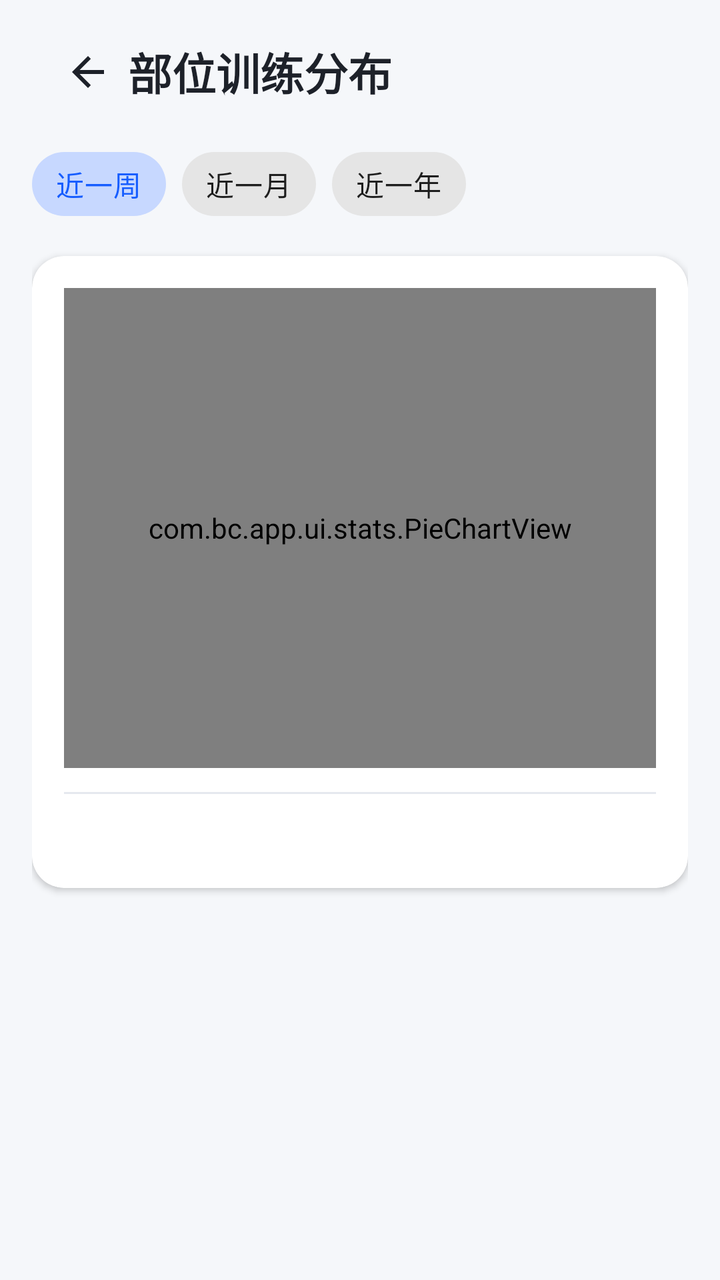
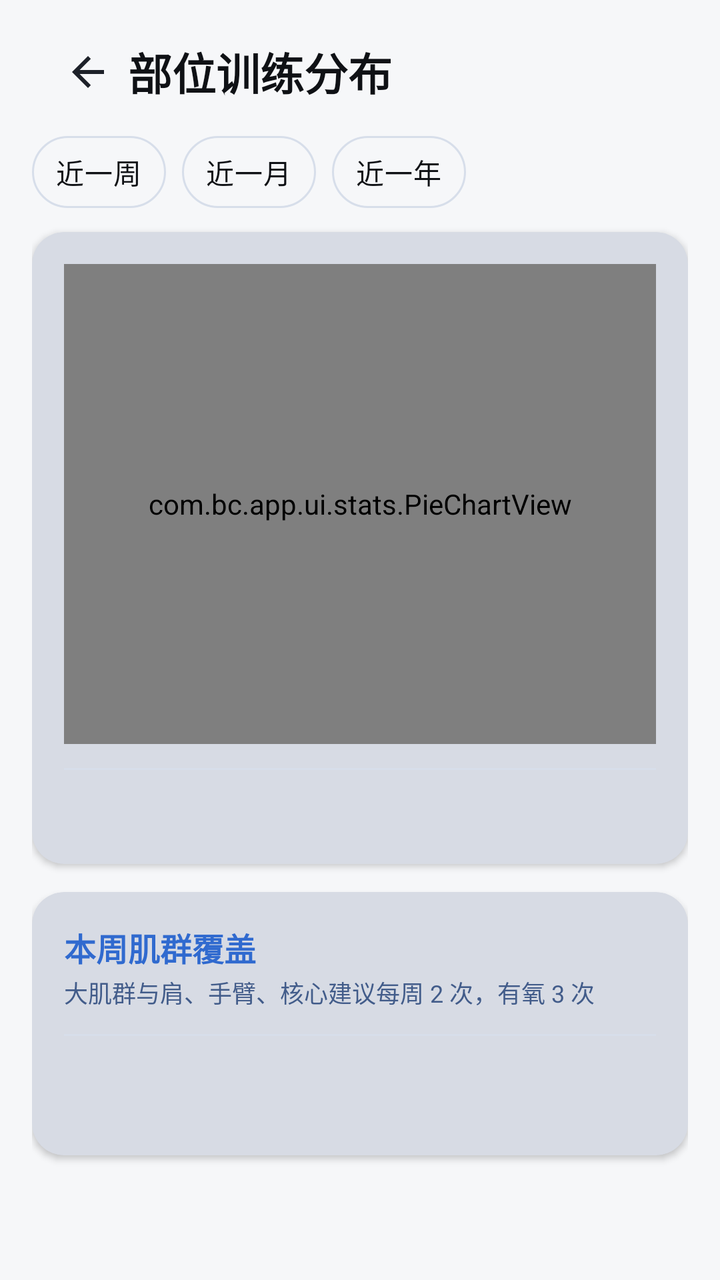

Compare the two renders of this Android layout. The source of the first and the diff that turns it into the second are given below.
<!-- AndroidManifest.xml: application theme Theme.BrawnCatalog -->
<!-- res/layout/activity_stats.xml -->
<?xml version="1.0" encoding="utf-8"?>
<androidx.core.widget.NestedScrollView
    xmlns:android="http://schemas.android.com/apk/res/android"
    xmlns:app="http://schemas.android.com/apk/res-auto"
    android:layout_width="match_parent"
    android:layout_height="match_parent"
    android:fillViewport="true">

    <LinearLayout
        android:layout_width="match_parent"
        android:layout_height="wrap_content"
        android:orientation="vertical"
        android:padding="16dp">

        
        <LinearLayout
            android:layout_width="match_parent"
            android:layout_height="wrap_content"
            android:orientation="horizontal"
            android:gravity="center_vertical"
            android:paddingStart="8dp"
            android:paddingEnd="8dp">

            <ImageButton
                android:id="@+id/buttonBack"
                android:layout_width="40dp"
                android:layout_height="40dp"
                android:background="?attr/selectableItemBackgroundBorderless"
                android:contentDescription="返回"
                android:src="@drawable/ic_back_arrow" />

            <TextView
                android:layout_width="0dp"
                android:layout_height="wrap_content"
                android:layout_weight="1"
                android:text="部位训练分布"
                android:textColor="@color/bc_text_primary"
                android:textSize="22sp"
                android:textStyle="bold" />
        </LinearLayout>

        
        <com.google.android.material.chip.ChipGroup
            android:id="@+id/chipGroupRange"
            android:layout_width="match_parent"
            android:layout_height="wrap_content"
            android:layout_marginTop="12dp"
            app:chipSpacingHorizontal="8dp"
            app:singleSelection="true"
            app:selectionRequired="true">

            <com.google.android.material.chip.Chip
                android:id="@+id/chipWeek"
                style="@style/Widget.MaterialComponents.Chip.Choice"
                android:layout_width="wrap_content"
                android:layout_height="wrap_content"
                android:checked="true"
                android:text="近一周" />

            <com.google.android.material.chip.Chip
                android:id="@+id/chipMonth"
                style="@style/Widget.MaterialComponents.Chip.Choice"
                android:layout_width="wrap_content"
                android:layout_height="wrap_content"
                android:text="近一月" />

            <com.google.android.material.chip.Chip
                android:id="@+id/chipYear"
                style="@style/Widget.MaterialComponents.Chip.Choice"
                android:layout_width="wrap_content"
                android:layout_height="wrap_content"
                android:text="近一年" />
        </com.google.android.material.chip.ChipGroup>

        
        <com.google.android.material.card.MaterialCardView
            android:layout_width="match_parent"
            android:layout_height="wrap_content"
            android:layout_marginTop="12dp"
            app:cardBackgroundColor="@color/card_background"
            app:cardCornerRadius="16dp"
            app:cardElevation="2dp">

            <LinearLayout
                android:layout_width="match_parent"
                android:layout_height="wrap_content"
                android:orientation="vertical"
                android:padding="16dp">

                <com.bc.app.ui.stats.PieChartView
                    android:id="@+id/pieChartBodyParts"
                    android:layout_width="match_parent"
                    android:layout_height="240dp" />

                <View
                    android:layout_width="match_parent"
                    android:layout_height="1dp"
                    android:layout_marginTop="12dp"
                    android:background="@color/bc_border" />

                <TextView
                    android:id="@+id/textBodyPartDetail"
                    android:layout_width="match_parent"
                    android:layout_height="wrap_content"
                    android:layout_marginTop="12dp"
                    android:lineSpacingExtra="6dp"
                    android:textColor="@color/bc_text_primary"
                    android:textSize="14sp" />
            </LinearLayout>
        </com.google.android.material.card.MaterialCardView>

    </LinearLayout>
</androidx.core.widget.NestedScrollView>
<!-- resources referenced by this layout -->
<resources>
  <color name="bc_border">#FFE5E8EF</color>
  <color name="bc_text_primary">#FF1D2129</color>
  <color name="card_background">#FFFFFFFF</color>
  <style name="Theme.BrawnCatalog" parent="Theme.MaterialComponents.DayNight.NoActionBar">
          <item name="colorPrimary">@color/bc_primary</item>
          <item name="colorPrimaryVariant">@color/bc_primary_dark</item>
          <item name="colorOnPrimary">@color/bc_on_primary</item>
          <item name="colorSecondary">@color/bc_accent</item>
          <item name="colorSecondaryVariant">@color/bc_accent_dark</item>
          <item name="colorOnSecondary">@color/bc_on_accent</item>
  
          
          <item name="android:textColorPrimary">@color/bc_text_primary</item>
          <item name="android:textColorSecondary">@color/bc_text_secondary</item>
  
          
          <item name="android:windowBackground">@color/window_background</item>
          <item name="android:statusBarColor">@color/window_background</item>
          <item name="android:navigationBarColor">@color/window_background</item>
  
          
          <item name="materialCardViewStyle">@style/Widget.BrawnCatalog.Card</item>
  
          
          <item name="materialButtonStyle">@style/Widget.BrawnCatalog.Button.Primary</item>
  
          
          <item name="textInputStyle">@style/Widget.BrawnCatalog.TextInputLayout</item>
  
          
          <item name="alertDialogTheme">@style/ThemeOverlay.BrawnCatalog.Dialog.Alert</item>
          <item name="android:alertDialogTheme">@style/ThemeOverlay.BrawnCatalog.Dialog.Alert</item>
          <item name="materialAlertDialogTheme">@style/ThemeOverlay.BrawnCatalog.Dialog.Alert</item>
  
          
          <item name="android:activityOpenEnterAnimation">@anim/slide_in_right</item>
          <item name="android:activityOpenExitAnimation">@anim/slide_out_left</item>
          <item name="android:activityCloseEnterAnimation">@anim/slide_in_left</item>
          <item name="android:activityCloseExitAnimation">@anim/slide_out_right</item>
      </style>
  <color name="bc_primary">#FF165DFF</color>
  <color name="bc_primary_dark">#FF0E42D2</color>
  <color name="bc_on_primary">#FFFFFFFF</color>
  <color name="bc_accent">#FFFF7043</color>
  <color name="bc_accent_dark">#FFE64A19</color>
  <color name="bc_on_accent">#FFFFFFFF</color>
  <color name="bc_text_secondary">#FF86909C</color>
  <color name="window_background">#FFF5F7FA</color>
  <style name="Widget.BrawnCatalog.Card" parent="Widget.MaterialComponents.CardView">
          <item name="cardBackgroundColor">@color/card_background</item>
          <item name="cardCornerRadius">16dp</item>
          <item name="cardElevation">4dp</item>
          <item name="strokeWidth">0dp</item>
      </style>
  <style name="Widget.BrawnCatalog.Button.Primary" parent="Widget.MaterialComponents.Button">
          <item name="android:background">@drawable/bg_button_primary</item>
          <item name="android:minHeight">48dp</item>
          <item name="android:textColor">@color/bc_on_primary</item>
          <item name="android:textSize">15sp</item>
          <item name="android:textStyle">bold</item>
          <item name="android:stateListAnimator">@animator/button_press_scale</item>
          <item name="rippleColor">#33FFFFFF</item>
          <item name="cornerRadius">14dp</item>
          <item name="backgroundTint">@null</item>
      </style>
  <style name="Widget.BrawnCatalog.TextInputLayout" parent="Widget.MaterialComponents.TextInputLayout.OutlinedBox">
          <item name="boxBackgroundColor">@color/bc_input_bg</item>
          <item name="boxStrokeWidth">1dp</item>
          <item name="boxStrokeWidthFocused">1dp</item>
          <item name="boxStrokeColor">@color/bc_input_stroke</item>
          <item name="boxCornerRadiusTopStart">12dp</item>
          <item name="boxCornerRadiusTopEnd">12dp</item>
          <item name="boxCornerRadiusBottomStart">12dp</item>
          <item name="boxCornerRadiusBottomEnd">12dp</item>
          <item name="hintTextColor">@color/bc_input_stroke</item>
      </style>
  <style name="ThemeOverlay.BrawnCatalog.Dialog.Alert" parent="ThemeOverlay.MaterialComponents.MaterialAlertDialog">
          <item name="android:windowBackground">@drawable/bg_dialog_alert</item>
          <item name="android:windowMinWidthMajor">85%</item>
          <item name="android:windowMinWidthMinor">85%</item>
          <item name="android:backgroundDimAmount">0.4</item>
          <item name="colorPrimary">@color/bc_primary</item>
          <item name="colorPrimaryVariant">@color/bc_primary_dark</item>
          <item name="colorOnPrimary">@color/bc_on_primary</item>
          <item name="colorAccent">@color/bc_primary</item>
          <item name="colorControlActivated">@color/bc_primary</item>
          <item name="android:textColorPrimary">@color/bc_text_primary</item>
          <item name="android:textColorSecondary">@color/bc_text_secondary</item>
          <item name="materialButtonStyle">@style/Widget.BrawnCatalog.Button.Primary</item>
      </style>
  <!-- drawable bg_button_primary (drawable) -->
  <?xml version="1.0" encoding="utf-8"?>
  <ripple xmlns:android="http://schemas.android.com/apk/res/android"
      android:color="#33FFFFFF">
  
      <item>
          <layer-list>
              
              <item>
                  <shape android:shape="rectangle">
                      <solid android:color="@color/bc_glow" />
                      <corners android:radius="14dp" />
                      <padding
                          android:bottom="3dp"
                          android:left="3dp"
                          android:right="3dp"
                          android:top="3dp" />
                  </shape>
              </item>
              
              <item>
                  <shape android:shape="rectangle">
                      <gradient
                          android:angle="0"
                          android:endColor="@color/bc_gradient_end"
                          android:startColor="@color/bc_gradient_start" />
                      <corners android:radius="14dp" />
                  </shape>
              </item>
          </layer-list>
      </item>
  </ripple>
  <color name="bc_input_bg">#FFFFFFFF</color>
  <!-- drawable bg_dialog_alert (drawable) -->
  <?xml version="1.0" encoding="utf-8"?>
  <shape xmlns:android="http://schemas.android.com/apk/res/android"
      android:shape="rectangle">
      <solid android:color="@color/card_background" />
      <corners android:radius="20dp" />
  </shape>
  <color name="bc_glow">#33165DFF</color>
  <color name="bc_gradient_end">#FF4080FF</color>
  <color name="bc_gradient_start">#FF165DFF</color>
  <!-- unchanged entries left out for length: 1 -->
</resources>

<!-- the commit's change to res/layout/activity_stats.xml (unified diff, before → after) -->
@@ -34,7 +34,7 @@
                 android:layout_height="wrap_content"
                 android:layout_weight="1"
                 android:text="部位训练分布"
-                android:textColor="@color/bc_text_primary"
+                android:textColor="?attr/bcTextPrimary"
                 android:textSize="22sp"
                 android:textStyle="bold" />
         </LinearLayout>
@@ -51,7 +51,7 @@
 
             <com.google.android.material.chip.Chip
                 android:id="@+id/chipWeek"
-                style="@style/Widget.MaterialComponents.Chip.Choice"
+                style="@style/Widget.BrawnCatalog.Chip.Range"
                 android:layout_width="wrap_content"
                 android:layout_height="wrap_content"
                 android:checked="true"
@@ -59,14 +59,14 @@
 
             <com.google.android.material.chip.Chip
                 android:id="@+id/chipMonth"
-                style="@style/Widget.MaterialComponents.Chip.Choice"
+                style="@style/Widget.BrawnCatalog.Chip.Range"
                 android:layout_width="wrap_content"
                 android:layout_height="wrap_content"
                 android:text="近一月" />
 
             <com.google.android.material.chip.Chip
                 android:id="@+id/chipYear"
-                style="@style/Widget.MaterialComponents.Chip.Choice"
+                style="@style/Widget.BrawnCatalog.Chip.Range"
                 android:layout_width="wrap_content"
                 android:layout_height="wrap_content"
                 android:text="近一年" />
@@ -77,7 +77,7 @@
             android:layout_width="match_parent"
             android:layout_height="wrap_content"
             android:layout_marginTop="12dp"
-            app:cardBackgroundColor="@color/card_background"
+            app:cardBackgroundColor="?attr/bcCardBg"
             app:cardCornerRadius="16dp"
             app:cardElevation="2dp">
 
@@ -96,7 +96,7 @@
                     android:layout_width="match_parent"
                     android:layout_height="1dp"
                     android:layout_marginTop="12dp"
-                    android:background="@color/bc_border" />
+                    android:background="?attr/bcBorder" />
 
                 <TextView
                     android:id="@+id/textBodyPartDetail"
@@ -104,8 +104,64 @@
                     android:layout_height="wrap_content"
                     android:layout_marginTop="12dp"
                     android:lineSpacingExtra="6dp"
-                    android:textColor="@color/bc_text_primary"
+                    android:textColor="?attr/bcTextPrimary"
                     android:textSize="14sp" />
+            </LinearLayout>
+        </com.google.android.material.card.MaterialCardView>
+
+
+        
+        <com.google.android.material.card.MaterialCardView
+            android:layout_width="match_parent"
+            android:layout_height="wrap_content"
+            android:layout_marginTop="14dp"
+            app:cardBackgroundColor="?attr/bcCardBg"
+            app:cardCornerRadius="16dp"
+            app:cardElevation="2dp">
+
+            <LinearLayout
+                android:layout_width="match_parent"
+                android:layout_height="wrap_content"
+                android:orientation="vertical"
+                android:padding="16dp">
+
+                <TextView
+                    android:layout_width="match_parent"
+                    android:layout_height="wrap_content"
+                    android:text="本周肌群覆盖"
+                    android:textColor="?attr/bcPrimary"
+                    android:textSize="16sp"
+                    android:textStyle="bold" />
+
+                <TextView
+                    android:layout_width="match_parent"
+                    android:layout_height="wrap_content"
+                    android:layout_marginTop="2dp"
+                    android:text="大肌群与肩、手臂、核心建议每周 2 次，有氧 3 次"
+                    android:textColor="?attr/bcTextSecondary"
+                    android:textSize="12sp" />
+
+                <View
+                    android:layout_width="match_parent"
+                    android:layout_height="1dp"
+                    android:layout_marginTop="12dp"
+                    android:background="?attr/bcBorder" />
+
+                <LinearLayout
+                    android:id="@+id/layoutMuscleRows"
+                    android:layout_width="match_parent"
+                    android:layout_height="wrap_content"
+                    android:layout_marginTop="12dp"
+                    android:orientation="vertical" />
+
+                <TextView
+                    android:id="@+id/textUnderTrained"
+                    android:layout_width="match_parent"
+                    android:layout_height="wrap_content"
+                    android:layout_marginTop="14dp"
+                    android:lineSpacingExtra="4dp"
+                    android:textColor="?attr/bcTextPrimary"
+                    android:textSize="13sp" />
             </LinearLayout>
         </com.google.android.material.card.MaterialCardView>
 
<!-- resource entries referenced after the edit -->
@@ -1,55 +1,108 @@
 <!-- resources referenced by this layout -->
 <resources>
-  <color name="bc_border">#FFE5E8EF</color>
-  <color name="bc_text_primary">#FF1D2129</color>
-  <color name="card_background">#FFFFFFFF</color>
-  <style name="Theme.BrawnCatalog" parent="Theme.MaterialComponents.DayNight.NoActionBar">
-          <item name="colorPrimary">@color/bc_primary</item>
-          <item name="colorPrimaryVariant">@color/bc_primary_dark</item>
-          <item name="colorOnPrimary">@color/bc_on_primary</item>
-          <item name="colorSecondary">@color/bc_accent</item>
-          <item name="colorSecondaryVariant">@color/bc_accent_dark</item>
-          <item name="colorOnSecondary">@color/bc_on_accent</item>
+  <style name="Widget.BrawnCatalog.Chip.Range" parent="Widget.MaterialComponents.Chip.Action">
+          <item name="chipBackgroundColor">@color/chip_state_bg</item>
+          <item name="chipStrokeColor">@color/chip_state_stroke</item>
+          <item name="chipStrokeWidth">1dp</item>
+          <item name="chipSurfaceColor">@android:color/transparent</item>
+          <item name="chipIconTint">@android:color/transparent</item>
+          <item name="checkedIconTint">@android:color/transparent</item>
+          <item name="checkedIconVisible">false</item>
+          <item name="android:textColor">@color/chip_state_text</item>
+          <item name="rippleColor">@color/chip_state_ripple</item>
+          <item name="closeIconVisible">false</item>
+          <item name="chipMinHeight">36dp</item>
+          <item name="ensureMinTouchTargetSize">false</item>
+      </style>
+  <style name="Theme.BrawnCatalog" parent="Theme.MaterialComponents.NoActionBar">
+          <item name="colorPrimary">@color/th_blue_primary</item>
+          <item name="colorPrimaryVariant">@color/th_blue_primary_dark</item>
+          <item name="colorOnPrimary">@color/th_blue_on_primary</item>
+          <item name="colorSecondary">@color/th_blue_accent</item>
+          <item name="colorSecondaryVariant">@color/th_blue_accent_dark</item>
+          <item name="colorOnSecondary">@color/th_blue_on_accent</item>
+          <item name="android:textColorPrimary">@color/th_blue_text_primary</item>
+          <item name="android:textColorSecondary">@color/th_blue_text_secondary</item>
+          <item name="bcPrimary">@color/th_blue_primary</item>
+          <item name="bcPrimaryDark">@color/th_blue_primary_dark</item>
+          <item name="bcPrimaryLight">@color/th_blue_primary_light</item>
+          <item name="bcPrimaryPale">@color/th_blue_primary_pale</item>
+          <item name="bcOnPrimary">@color/th_blue_on_primary</item>
+          <item name="bcAccent">@color/th_blue_accent</item>
+          <item name="bcAccentDark">@color/th_blue_accent_dark</item>
+          <item name="bcOnAccent">@color/th_blue_on_accent</item>
+          <item name="bcWindowBg">@color/th_blue_window_bg</item>
+          <item name="bcCardBg">@color/th_blue_card_bg</item>
+          <item name="bcHeaderBg">@color/th_blue_header_bg</item>
+          <item name="bcHomePageBg">@color/th_blue_home_page_bg</item>
+          <item name="bcTextPrimary">@color/th_blue_text_primary</item>
+          <item name="bcTextSecondary">@color/th_blue_text_secondary</item>
+          <item name="bcTextDisabled">@color/th_blue_text_disabled</item>
+          <item name="bcBorder">@color/th_blue_border</item>
+          <item name="bcBorderFocus">@color/th_blue_border_focus</item>
+          <item name="bcInputBg">@color/th_blue_input_bg</item>
+          <item name="bcInputStroke">@color/th_blue_input_stroke</item>
+          <item name="bcGradientStart">@color/th_blue_gradient_start</item>
+          <item name="bcGradientEnd">@color/th_blue_gradient_end</item>
+          <item name="bcGlow">@color/th_blue_glow</item>
+          <item name="bcRipple">@color/th_blue_ripple</item>
   
           
-          <item name="android:textColorPrimary">@color/bc_text_primary</item>
-          <item name="android:textColorSecondary">@color/bc_text_secondary</item>
+          <item name="bcStatusOk">@color/bc_status_ok</item>
+          <item name="bcStatusWarn">@color/bc_status_warn</item>
+          <item name="bcStatusLow">@color/bc_status_low</item>
   
           
-          <item name="android:windowBackground">@color/window_background</item>
-          <item name="android:statusBarColor">@color/window_background</item>
-          <item name="android:navigationBarColor">@color/window_background</item>
-  
-          
+          <item name="android:textColor">?attr/bcTextPrimary</item>
+          <item name="android:textColorHint">?attr/bcInputStroke</item>
+          <item name="colorSurface">?attr/bcCardBg</item>
+          <item name="colorSurfaceVariant">?attr/bcCardBg</item>
+          <item name="colorOnSurface">?attr/bcTextPrimary</item>
+          <item name="colorOnSurfaceVariant">?attr/bcTextSecondary</item>
+          <item name="colorOnBackground">?attr/bcTextPrimary</item>
+          <item name="android:windowBackground">@color/th_blue_window_bg</item>
+          <item name="android:statusBarColor">@color/th_blue_header_bg</item>
+          <item name="android:navigationBarColor">@color/th_blue_window_bg</item>
+          <item name="android:windowLightStatusBar">true</item>
           <item name="materialCardViewStyle">@style/Widget.BrawnCatalog.Card</item>
-  
-          
           <item name="materialButtonStyle">@style/Widget.BrawnCatalog.Button.Primary</item>
-  
-          
           <item name="textInputStyle">@style/Widget.BrawnCatalog.TextInputLayout</item>
-  
-          
           <item name="alertDialogTheme">@style/ThemeOverlay.BrawnCatalog.Dialog.Alert</item>
           <item name="android:alertDialogTheme">@style/ThemeOverlay.BrawnCatalog.Dialog.Alert</item>
           <item name="materialAlertDialogTheme">@style/ThemeOverlay.BrawnCatalog.Dialog.Alert</item>
-  
-          
           <item name="android:activityOpenEnterAnimation">@anim/slide_in_right</item>
           <item name="android:activityOpenExitAnimation">@anim/slide_out_left</item>
           <item name="android:activityCloseEnterAnimation">@anim/slide_in_left</item>
           <item name="android:activityCloseExitAnimation">@anim/slide_out_right</item>
       </style>
-  <color name="bc_primary">#FF165DFF</color>
-  <color name="bc_primary_dark">#FF0E42D2</color>
-  <color name="bc_on_primary">#FFFFFFFF</color>
-  <color name="bc_accent">#FFFF7043</color>
-  <color name="bc_accent_dark">#FFE64A19</color>
-  <color name="bc_on_accent">#FFFFFFFF</color>
-  <color name="bc_text_secondary">#FF86909C</color>
-  <color name="window_background">#FFF5F7FA</color>
+  <color name="th_blue_primary">#306ACF</color>
+  <color name="th_blue_primary_dark">#2254AA</color>
+  <color name="th_blue_on_primary">#FFFFFF</color>
+  <color name="th_blue_accent">#5845D3</color>
+  <color name="th_blue_accent_dark">#3F2CBA</color>
+  <color name="th_blue_on_accent">#FFFFFF</color>
+  <color name="th_blue_text_primary">#0F1115</color>
+  <color name="th_blue_text_secondary">#425C8A</color>
+  <color name="th_blue_primary_light">#7BA0E0</color>
+  <color name="th_blue_primary_pale">#E1E8F4</color>
+  <color name="th_blue_window_bg">#F6F7F9</color>
+  <color name="th_blue_card_bg">#E7EBF4</color>
+  <color name="th_blue_header_bg">#CBD7EB</color>
+  <color name="th_blue_home_page_bg">#F4F6F8</color>
+  <color name="th_blue_text_disabled">#9AA0A6</color>
+  <color name="th_blue_border">#D7DEEA</color>
+  <color name="th_blue_border_focus">#306ACF</color>
+  <color name="th_blue_input_bg">#FFFFFF</color>
+  <color name="th_blue_input_stroke">#C1C9D7</color>
+  <color name="th_blue_gradient_start">#306ACF</color>
+  <color name="th_blue_gradient_end">#7BA0E0</color>
+  <color name="th_blue_glow">#40306ACF</color>
+  <color name="th_blue_ripple">#33306ACF</color>
+  <color name="bc_status_ok">#FF2F9E6B</color>
+  <color name="bc_status_warn">#FFC8811F</color>
+  <color name="bc_status_low">#FFD0473F</color>
   <style name="Widget.BrawnCatalog.Card" parent="Widget.MaterialComponents.CardView">
-          <item name="cardBackgroundColor">@color/card_background</item>
+          <item name="cardBackgroundColor">?attr/bcCardBg</item>
           <item name="cardCornerRadius">16dp</item>
           <item name="cardElevation">4dp</item>
           <item name="strokeWidth">0dp</item>
@@ -57,7 +110,7 @@
   <style name="Widget.BrawnCatalog.Button.Primary" parent="Widget.MaterialComponents.Button">
           <item name="android:background">@drawable/bg_button_primary</item>
           <item name="android:minHeight">48dp</item>
-          <item name="android:textColor">@color/bc_on_primary</item>
+          <item name="android:textColor">?attr/bcOnPrimary</item>
           <item name="android:textSize">15sp</item>
           <item name="android:textStyle">bold</item>
           <item name="android:stateListAnimator">@animator/button_press_scale</item>
@@ -66,28 +119,31 @@
           <item name="backgroundTint">@null</item>
       </style>
   <style name="Widget.BrawnCatalog.TextInputLayout" parent="Widget.MaterialComponents.TextInputLayout.OutlinedBox">
-          <item name="boxBackgroundColor">@color/bc_input_bg</item>
+          <item name="boxBackgroundColor">?attr/bcInputBg</item>
           <item name="boxStrokeWidth">1dp</item>
           <item name="boxStrokeWidthFocused">1dp</item>
-          <item name="boxStrokeColor">@color/bc_input_stroke</item>
+          <item name="boxStrokeColor">?attr/bcInputStroke</item>
           <item name="boxCornerRadiusTopStart">12dp</item>
           <item name="boxCornerRadiusTopEnd">12dp</item>
           <item name="boxCornerRadiusBottomStart">12dp</item>
           <item name="boxCornerRadiusBottomEnd">12dp</item>
-          <item name="hintTextColor">@color/bc_input_stroke</item>
+          <item name="hintTextColor">?attr/bcInputStroke</item>
       </style>
   <style name="ThemeOverlay.BrawnCatalog.Dialog.Alert" parent="ThemeOverlay.MaterialComponents.MaterialAlertDialog">
           <item name="android:windowBackground">@drawable/bg_dialog_alert</item>
           <item name="android:windowMinWidthMajor">85%</item>
           <item name="android:windowMinWidthMinor">85%</item>
           <item name="android:backgroundDimAmount">0.4</item>
-          <item name="colorPrimary">@color/bc_primary</item>
-          <item name="colorPrimaryVariant">@color/bc_primary_dark</item>
-          <item name="colorOnPrimary">@color/bc_on_primary</item>
-          <item name="colorAccent">@color/bc_primary</item>
-          <item name="colorControlActivated">@color/bc_primary</item>
-          <item name="android:textColorPrimary">@color/bc_text_primary</item>
-          <item name="android:textColorSecondary">@color/bc_text_secondary</item>
+          <item name="colorPrimary">?attr/bcPrimary</item>
+          <item name="colorPrimaryVariant">?attr/bcPrimaryDark</item>
+          <item name="colorOnPrimary">?attr/bcOnPrimary</item>
+          <item name="colorAccent">?attr/bcPrimary</item>
+          <item name="colorControlActivated">?attr/bcPrimary</item>
+          <item name="android:textColorPrimary">?attr/bcTextPrimary</item>
+          <item name="android:textColorSecondary">?attr/bcTextSecondary</item>
+          
+          <item name="android:textColor">?attr/bcTextPrimary</item>
+          <item name="android:textColorAlertDialogListItem">?attr/bcTextPrimary</item>
           <item name="materialButtonStyle">@style/Widget.BrawnCatalog.Button.Primary</item>
       </style>
   <!-- drawable bg_button_primary (drawable) -->
@@ -100,39 +156,32 @@
               
               <item>
                   <shape android:shape="rectangle">
-                      <solid android:color="@color/bc_glow" />
-                      <corners android:radius="14dp" />
+                      <solid android:color="?attr/bcPrimaryLight" />
+                      <corners android:radius="16dp" />
                       <padding
-                          android:bottom="3dp"
-                          android:left="3dp"
-                          android:right="3dp"
-                          android:top="3dp" />
+                          android:bottom="2dp"
+                          android:left="2dp"
+                          android:right="2dp"
+                          android:top="2dp" />
                   </shape>
               </item>
               
               <item>
                   <shape android:shape="rectangle">
-                      <gradient
-                          android:angle="0"
-                          android:endColor="@color/bc_gradient_end"
-                          android:startColor="@color/bc_gradient_start" />
+                      <solid android:color="?attr/bcPrimaryDark" />
                       <corners android:radius="14dp" />
                   </shape>
               </item>
           </layer-list>
       </item>
   </ripple>
-  <color name="bc_input_bg">#FFFFFFFF</color>
   <!-- drawable bg_dialog_alert (drawable) -->
   <?xml version="1.0" encoding="utf-8"?>
   <shape xmlns:android="http://schemas.android.com/apk/res/android"
       android:shape="rectangle">
-      <solid android:color="@color/card_background" />
+      <solid android:color="?attr/bcCardBg" />
       <corners android:radius="20dp" />
   </shape>
-  <color name="bc_glow">#33165DFF</color>
-  <color name="bc_gradient_end">#FF4080FF</color>
-  <color name="bc_gradient_start">#FF165DFF</color>
   <!-- unchanged entries left out for length: 1 -->
 </resources>
 
